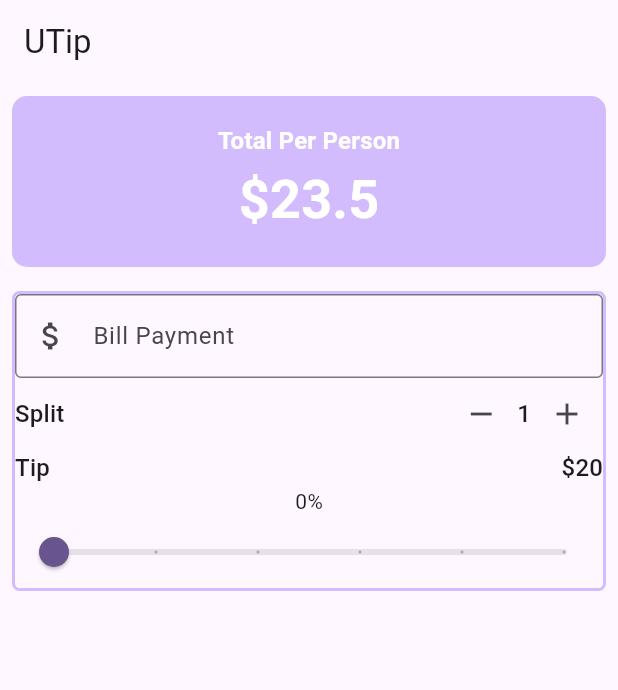
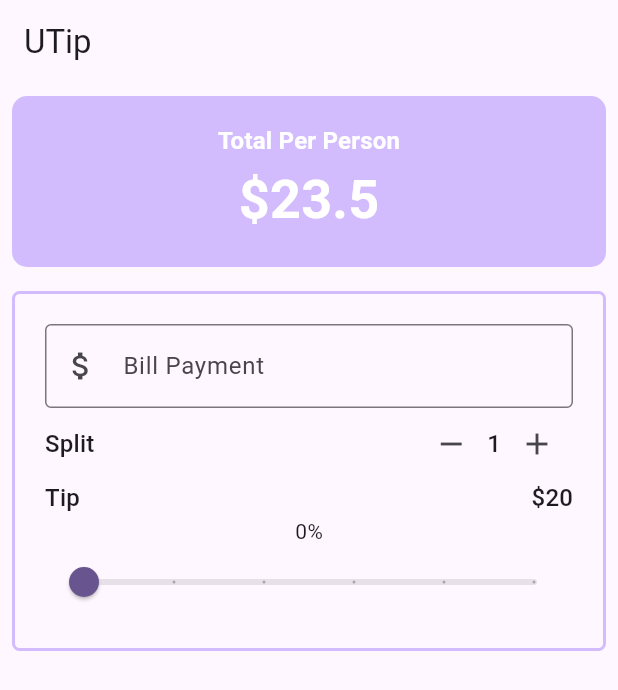
Before and after one commit to IsarahTarila1/UTip-Calculator, a Flutter app: the screen it shows after launch, on a phone screen of 412 x 824 dp. Shown: the top 690 px of the screen. Run offline on Flutter 3.47's test engine with Material 3 defaults, Android fonts, the phone set to English and light mode, and no system bars; missing offline and left inert: dart:ffi.

Commit message:
Refactor BillAmount TextField

```diff
--- a/lib/main.dart
+++ b/lib/main.dart
@@ -2,6 +2,7 @@ import 'dart:ffi';
 
 import 'package:flutter/material.dart';
 import 'package:tip_calculator/main.dart';
+import 'package:tip_calculator/widgets/bill_amount_field.dart';
 import 'package:tip_calculator/widgets/person_counter.dart';
 import 'package:tip_calculator/widgets/tip_slider.dart';
 void main() {
@@ -88,6 +89,7 @@ class _UTipState extends State<UTip> {
           Padding(
             padding: const EdgeInsets.all(8.0),
             child: Container(
+              padding: const EdgeInsets.all(20),
               decoration: BoxDecoration(
                 borderRadius: BorderRadius.circular(5),
                 border: Border.all(
@@ -97,15 +99,10 @@ class _UTipState extends State<UTip> {
               ),
               child: Column(
                 children: [
-                  TextField(
-                    decoration: const InputDecoration(
-                      border: OutlineInputBorder(),
-                      prefixIcon: Icon(Icons.attach_money),
-                      labelText: 'Bill Payment'
-                    ),
-                    keyboardType: TextInputType.number,
-                    onChanged: (String value){
-                      print("Value $value");
+                  BillAmountField(
+                    billAmount: "100",
+                    onChanged: (value){
+                      print("Amount: $value");
                     }
                   ), //TextField
                   //Split Bill Area
--- /dev/null
+++ b/lib/widgets/bill_amount_field.dart
@@ -0,0 +1,25 @@
+import 'package:flutter/cupertino.dart';
+import 'package:flutter/material.dart';
+
+class BillAmountField extends StatelessWidget {
+  const BillAmountField({
+    super.key, required this.billAmount, required this.onChanged,
+  });
+  final String billAmount;
+  final ValueChanged<String> onChanged;
+
+  @override
+  Widget build(BuildContext context) {
+    return TextField(
+        decoration: const InputDecoration(
+            border: OutlineInputBorder(),
+            prefixIcon: Icon(Icons.attach_money),
+            labelText: 'Bill Payment'
+        ),
+        keyboardType: TextInputType.number,
+        onChanged: (String value){
+          onChanged(value);
+        }
+    );
+  }
+}
```
